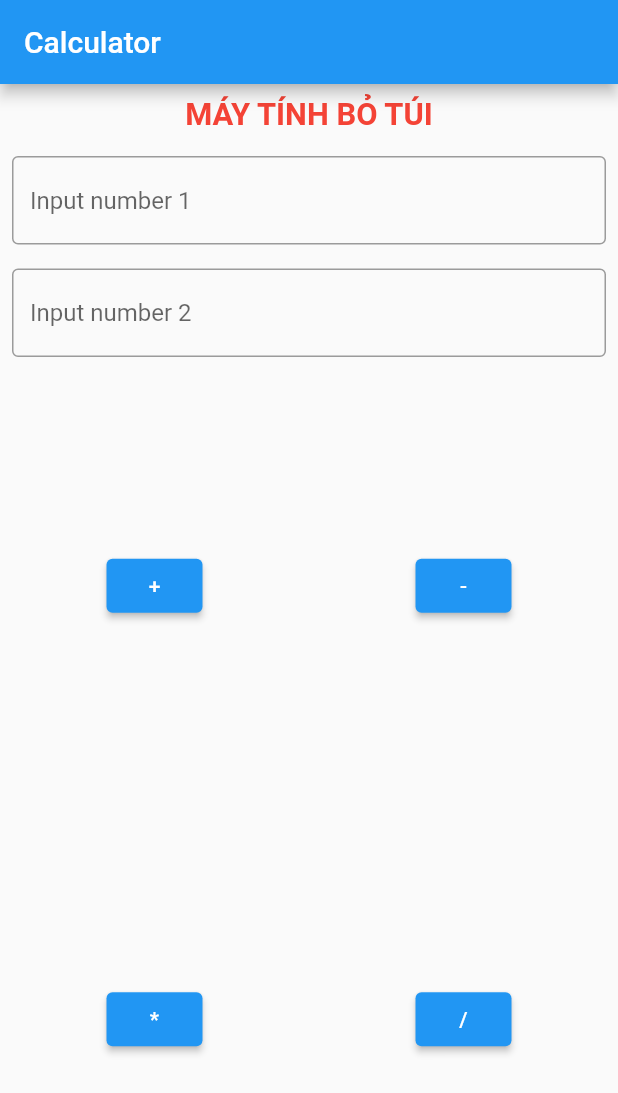
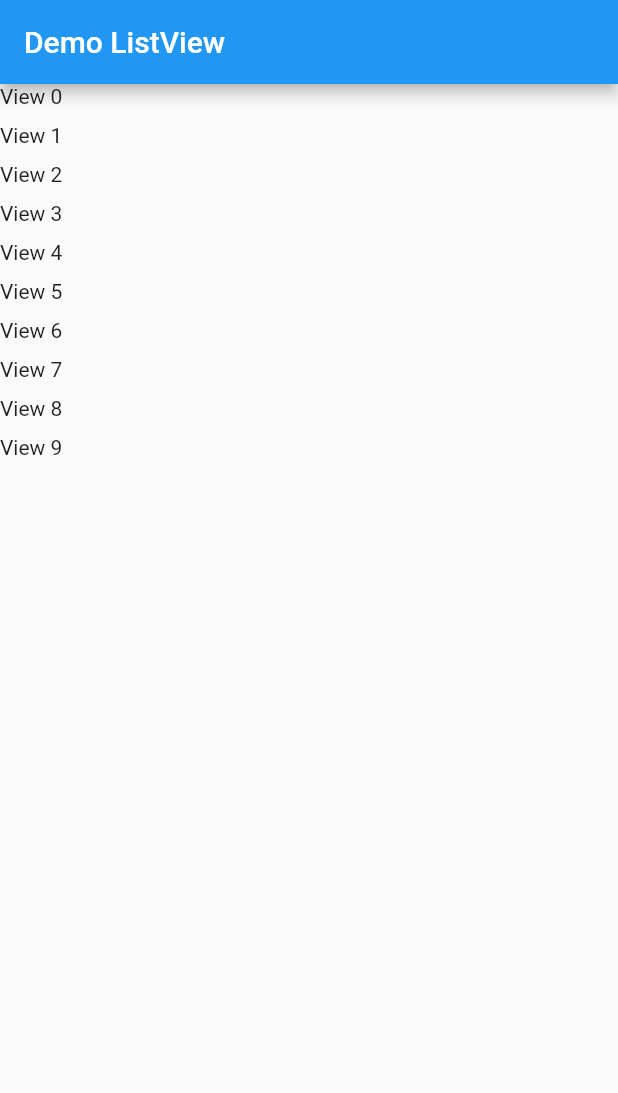
Before and after one commit to mediavn/calculator_widget_flutter, a Flutter app: the screen it shows after launch, on a phone screen of 412 x 824 dp. Shown: the top 1093 px of the screen. Run offline on Flutter 3.47's test engine with Material 2 defaults, Android fonts, the phone set to English and light mode, and no system bars.

Commit message:
Demo Listview

```diff
--- /dev/null
+++ b/lib/demo_listview.dart
@@ -0,0 +1,32 @@
+import 'package:flutter/material.dart';
+class DemoListView extends StatefulWidget {
+  const DemoListView({Key? key}) : super(key: key);
+
+  @override
+  State<DemoListView> createState() => _DemoListViewState();
+}
+
+class _DemoListViewState extends State<DemoListView> {
+  @override
+  Widget build(BuildContext context) {
+    return Scaffold(
+      appBar: AppBar(
+        title: Text("Demo ListView"),
+      ),
+      body: Container(
+        child: ListView.separated(
+          itemCount: 10,
+          itemBuilder: (context, position){
+            return Text("View $position ");
+          },
+            separatorBuilder: (context, position){
+            return SizedBox(
+              height: 10,
+            );
+          },
+        ),
+      ),
+
+    );
+  }
+}
--- a/lib/main.dart
+++ b/lib/main.dart
@@ -2,6 +2,7 @@ import 'package:flutter/material.dart';
 
 import 'calculator.dart';
 import 'calculator_page.dart';
+import 'demo_listview.dart';
 
 void main() {
   runApp(const MyApp());
@@ -16,7 +17,7 @@ class MyApp extends StatelessWidget {
     return MaterialApp(
       title: 'Flutter Demo',
       theme: ThemeData(primarySwatch: Colors.blue,),
-      home: Calculator(),
+      home: DemoListView(),
     );
   }
 }
```
